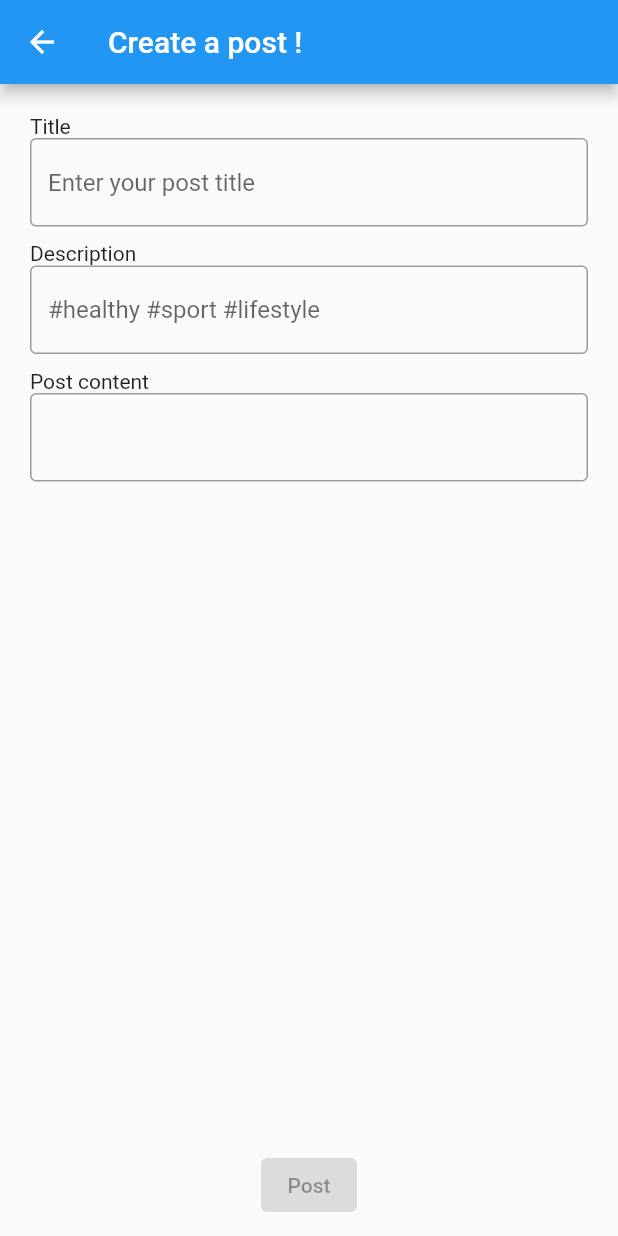
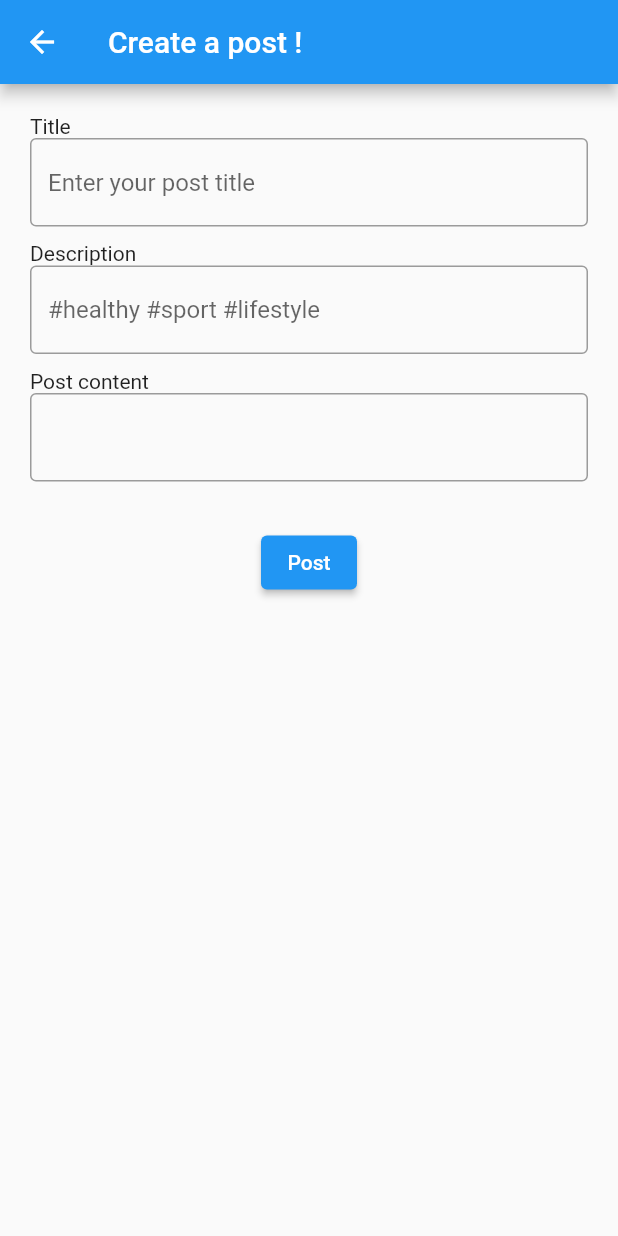
Before and after one commit to EtiennePaita/PostFeed, a Flutter app: the screen it shows after launch, after a tap on the "post add" icon, on a phone screen of 412 x 824 dp. Run offline on Flutter 3.47's test engine with Material 2 defaults, Android fonts, the light colour scheme and no system bars; our stand-ins replace bloc, cloud_firestore, firebase_analytics, firebase_core, firebase_crashlytics, flutter_bloc; accounts and stored records are empty.

Commit message:
Post creation implemented

```diff
--- a/lib/home_screen/data_sources/posts_data_source.dart
+++ b/lib/home_screen/data_sources/posts_data_source.dart
@@ -1,5 +1,8 @@
+import 'package:cloud_firestore/cloud_firestore.dart';
+
 import '../../models/post.dart';
 
 abstract class PostsDataSource {
   Future<List<Post>> getPosts();
+  Future<DocumentReference<Object?>> addPost(Post post);
 }
--- a/lib/home_screen/home_screen.dart
+++ b/lib/home_screen/home_screen.dart
@@ -1,11 +1,10 @@
+import 'package:firebase_crashlytics/firebase_crashlytics.dart';
 import 'package:flutter/material.dart';
 import 'package:flutter_bloc/flutter_bloc.dart';
 import '../../models/post.dart';
 import 'package:post_feed/home_screen/post_bloc/posts_bloc.dart';
-import 'package:post_feed/home_screen/post_bloc/posts_event.dart';
 import 'package:post_feed/home_screen/post_bloc/posts_state.dart';
 import 'package:post_feed/home_screen/post_item.dart';
-import 'package:post_feed/home_screen/repository/posts_repository.dart';
 import 'package:post_feed/post_creation_screen/post_creation_screen.dart';
 import 'package:post_feed/post_detail_screen/post_detail_screen.dart';
 
@@ -14,11 +13,6 @@ class HomeScreen extends StatelessWidget {
 
   @override
   Widget build(BuildContext context) {
-    return BlocProvider(
-      create: (context) => PostsBloc(
-        repository: RepositoryProvider.of<PostsRepository>(context),
-      )..add(GetAllPosts()),
-      child: Builder(builder: (context) {
     return Scaffold(
       appBar: AppBar(
         title: const Text('PostFeed'),
@@ -35,6 +29,8 @@ class HomeScreen extends StatelessWidget {
               );
 
             case PostStatus.error:
+              FirebaseCrashlytics.instance
+                  .recordError(state.error, state.stackTrace);
               return Center(
                 child: Text(state.error),
               );
@@ -72,8 +68,6 @@ class HomeScreen extends StatelessWidget {
         onPressed: () => _onAddPostClick(context),
       ),
     );
-      }),
-    );
   }
 
   void _onAddPostClick(BuildContext context) {
--- a/lib/home_screen/post_bloc/posts_bloc.dart
+++ b/lib/home_screen/post_bloc/posts_bloc.dart
@@ -13,8 +13,29 @@ class PostsBloc extends Bloc<PostsEvent, PostsState> {
       try {
         final posts = await repository.getPosts();
         emit(state.copyWith(status: PostStatus.success, posts: posts));
-      } catch (error) {
-        emit(state.copyWith(status: PostStatus.error, error: error.toString()));
+      } catch (error, stackTrace) {
+        emit(state.copyWith(
+          status: PostStatus.error,
+          error: error.toString(),
+          stackTrace: stackTrace,
+        ));
+      }
+    });
+
+    on<AddPost>((event, emit) async {
+      emit(state.copyWith(status: PostStatus.loading));
+      final newPost = event.newPost;
+
+      try {
+        final post = await repository.addPost(newPost);
+        print(post);
+        emit(state.copyWith(status: PostStatus.success));
+      } catch (error, stackTrace) {
+        emit(state.copyWith(
+          status: PostStatus.error,
+          error: error.toString(),
+          stackTrace: stackTrace,
+        ));
       }
     });
   }
--- a/lib/home_screen/post_bloc/posts_event.dart
+++ b/lib/home_screen/post_bloc/posts_event.dart
@@ -1,7 +1,15 @@
 
 import 'package:flutter/cupertino.dart';
+
+import '../../models/post.dart';
 
 @immutable
 abstract class PostsEvent {}
 
 class GetAllPosts extends PostsEvent {}
+
+class AddPost extends PostsEvent {
+  final Post newPost;
+
+  AddPost(this.newPost);
+}
--- a/lib/home_screen/post_bloc/posts_state.dart
+++ b/lib/home_screen/post_bloc/posts_state.dart
@@ -12,22 +12,26 @@ class PostsState {
   final PostStatus status;
   final List<Post> posts;
   final String error;
+  final StackTrace? stackTrace;
 
   PostsState({
     this.status = PostStatus.initial,
     this.posts = const [],
     this.error = '',
+    this.stackTrace,
   });
 
   PostsState copyWith({
     PostStatus? status,
     List<Post>? posts,
     String? error,
+    StackTrace? stackTrace,
   }) {
     return PostsState(
       status: status ?? this.status,
       posts: posts ?? this.posts,
       error: error ?? this.error,
+      stackTrace: stackTrace ?? this.stackTrace
     );
   }
 }
--- a/lib/main.dart
+++ b/lib/main.dart
@@ -16,6 +16,9 @@
 
 // Import the firebase_core plugin
 import 'package:firebase_core/firebase_core.dart';
+
+import 'home_screen/post_bloc/posts_bloc.dart';
+import 'home_screen/post_bloc/posts_event.dart';
 
 void main() async {
   WidgetsFlutterBinding.ensureInitialized();
@@ -69,15 +72,19 @@
   // This widget is the root of your application.
   @override
   Widget build(BuildContext context) {
-
     return AnalyticsProvider(
       handlers: [
         FirebaseAnalyticsHandler(),
       ],
       child: RepositoryProvider(
-        create: (context) => PostsRepository(
+        create: (context) =>
+            PostsRepository(
                 postsDataSource: ApiPostsDataSource()
             ),
+        child: BlocProvider(
+          create: (context) => PostsBloc(
+            repository: RepositoryProvider.of<PostsRepository>(context),
+          )..add(GetAllPosts()),
           child: MaterialApp(
             debugShowCheckedModeBanner: false,
             title: 'Flutter Demo',
@@ -111,6 +118,7 @@
             },
           ),
         ),
+      ),
     );
   }
 }
--- a/lib/post_creation_screen/post_creation_screen.dart
+++ b/lib/post_creation_screen/post_creation_screen.dart
@@ -1,13 +1,48 @@
+import 'package:firebase_crashlytics/firebase_crashlytics.dart';
 import 'package:flutter/material.dart';
+import 'package:flutter_bloc/flutter_bloc.dart';
+import 'package:post_feed/home_screen/post_bloc/posts_bloc.dart';
+import 'package:post_feed/home_screen/post_bloc/posts_event.dart';
+import 'package:post_feed/home_screen/post_bloc/posts_state.dart';
+import 'package:post_feed/models/post.dart';
 
-class PostCreationScreen extends StatelessWidget {
+class PostCreationScreen extends StatefulWidget {
+  final VoidCallback? formValidationCallback;
+  final String? title;
+  final String? description;
+  final String? content;
+
   static const String routeName = '/PostCreationScreen';
 
   static void navigateTo(BuildContext context) {
     Navigator.of(context).pushNamed(routeName);
   }
 
-  const PostCreationScreen({super.key});
+  const PostCreationScreen({
+    super.key,
+    this.formValidationCallback,
+    this.title,
+    this.description,
+    this.content,
+  });
+
+  @override
+  State<PostCreationScreen> createState() => PostFormState();
+}
+
+class PostFormState extends State<PostCreationScreen> {
+  final titleController = TextEditingController();
+  final descriptionController = TextEditingController();
+  final contentController = TextEditingController();
+
+  @override
+  void dispose() {
+    titleController.dispose();
+    descriptionController.dispose();
+    contentController.dispose();
+    super.dispose();
+  }
+
 
   @override
   Widget build(BuildContext context) {
@@ -21,99 +56,6 @@ class PostCreationScreen extends StatelessWidget {
           horizontal: 20.0,
         ),
         child: Column(
-          children: const [
-            PostFormWidget(),
-            Spacer(),
-            ElevatedButton(
-              onPressed: null,
-              child: Text('Post'),
-            ),
-          ],
-        ),
-      ),
-    );
-  }
-}
-
-class PostFormWidget extends StatelessWidget {
-  const PostFormWidget({super.key});
-
-  @override
-  Widget build(BuildContext context) {
-    return Column(
-      crossAxisAlignment: CrossAxisAlignment.start,
-      children: const [
-        Padding(
-          padding: EdgeInsets.only(top: 10.0),
-          child: Text('Title'),
-        ),
-        TextField(
-          decoration: InputDecoration(
-            border: OutlineInputBorder(),
-            hintText: 'Enter your post title',
-          ),
-        ),
-        Padding(
-          padding: EdgeInsets.only(top: 10.0),
-          child: Text('Description'),
-        ),
-        TextField(
-          decoration: InputDecoration(
-            border: OutlineInputBorder(),
-            hintText: '#healthy #sport #lifestyle',
-          ),
-        ),
-        Padding(
-          padding: EdgeInsets.only(top: 10.0),
-          child: Text('Post content'),
-        ),
-        TextField(
-          decoration: InputDecoration(
-            border: OutlineInputBorder(),
-          ),
-          maxLines: null,
-          minLines: null,
-        ),
-      ],
-    );
-  }
-}
-
-class PostForm extends StatefulWidget {
-  final VoidCallback? formValidationCallback;
-  final String? title;
-  final String? description;
-  final String? content;
-
-  const PostForm({
-    super.key,
-    required this.formValidationCallback,
-    this.title,
-    this.description,
-    this.content
-  });
-
-  @override
-  State<PostForm> createState() => PostFormState();
-}
-
-
-class PostFormState extends State<PostForm> {
-  final titleController = TextEditingController();
-  final descriptionController = TextEditingController();
-  final contentController = TextEditingController();
-
-  @override
-  void dispose() {
-    titleController.dispose();
-    descriptionController.dispose();
-    contentController.dispose();
-    super.dispose();
-  }
-
-  @override
-  Widget build(BuildContext context) {
-    return Column(
           crossAxisAlignment: CrossAxisAlignment.start,
           children: [
             const Padding(
@@ -150,7 +92,71 @@ class PostFormState extends State<PostForm> {
               maxLines: null,
               minLines: null,
             ),
+            BlocConsumer<PostsBloc, PostsState>(
+              listener: (context, state) {
+                switch (state.status) {
+                  case PostStatus.error:
+                    FirebaseCrashlytics.instance
+                        .recordError(state.error, state.stackTrace);
+                    _showSnackBar(
+                        context, 'Une erreur est surevenue. Réessayez plus tard.');
+                    break;
+
+                  case PostStatus.success:
+                    _showSnackBar(context, 'Votre post a été ajouté !');
+                    break;
+
+                  case PostStatus.initial:
+                    break;
+                  case PostStatus.loading:
+                    break;
+                }
+              },
+              builder: (context, state) {
+
+                switch (state.status) {
+                  case PostStatus.loading:
+                    return const Center(
+                      child: Padding(
+                        padding: EdgeInsets.only(top: 30.0),
+                        child: CircularProgressIndicator(),
+                      ),
+                    );
+                  default:
+                    return Center(
+                      child: Padding(
+                        padding: const EdgeInsets.only(top: 30.0),
+                        child: ElevatedButton(
+                          onPressed: () => _onCreatePostClick(context),
+                          child: const Text('Post'),
+                        ),
+                      ),
+                    );
+
+                }
+              },
+            ),
           ],
+        ),
+      ),
+    );
+  }
+
+  void _onCreatePostClick(BuildContext context) {
+    final newPost = Post(
+      id: 'N000',
+      title: titleController.text,
+      description: descriptionController.text,
+      content: contentController.text,
+    );
+    BlocProvider.of<PostsBloc>(context).add(AddPost(newPost));
+  }
+
+  void _showSnackBar(BuildContext context, String text) {
+    ScaffoldMessenger.of(context).showSnackBar(
+      SnackBar(
+        content: Text(text),
+      ),
     );
   }
 }
--- a/pubspec.yaml
+++ b/pubspec.yaml
@@ -41,6 +41,7 @@ dependencies:
   cupertino_icons: ^1.0.2
   firebase_crashlytics: ^3.3.2
   firebase_analytics: ^10.4.2
+  cloud_firestore: ^4.8.0
 
 dev_dependencies:
   flutter_test:
```
Also changed, not shown: lib/home_screen/data_sources/api_posts_data_source.dart (+12 -2 lines), lib/home_screen/repository/posts_repository.dart (+9 -0 lines), pubspec.lock, 2 other files. Lines whose indentation alone changed are shown as unchanged.
